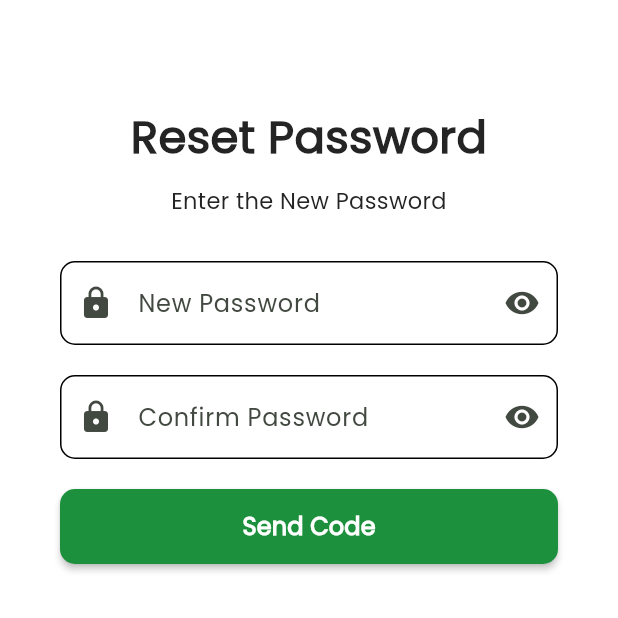
After one commit to Nishan-Pradhan06/e-commerce-app-flutter, a Flutter app: the PasswordReset screen opened directly, on a phone screen of 412 x 824 dp, the top half of it. The commit adds this screen. Run offline on Flutter 3.47's test engine with Material 3 defaults, Android fonts, the phone set to English and light mode, and no system bars; our stand-ins replace cloud_firestore, firebase_auth, firebase_core, fluttertoast, get; missing offline and left inert: flutter_overboard; accounts and stored records are empty.

Commit message:
password-reset-ui

```diff
--- a/lib/controller/reset_pass_controller.dart
+++ b/lib/controller/reset_pass_controller.dart
@@ -1,18 +1,35 @@
 import 'package:flutter/material.dart';
 import 'package:get/get.dart';
+import '../views/pages/auth/password_reset/otp_page.dart';
+import '../views/pages/auth/password_reset/reset_password.dart';
 
-import '../views/pages/auth/otp_page.dart';
-
-class Select_email extends GetxController {
+class ResetPassword extends GetxController {
   final TextEditingController email_reset_controller = TextEditingController();
-  final GlobalKey<FormState> reset_global_key = GlobalKey<FormState>();
+  final TextEditingController resetController = TextEditingController();
+  final TextEditingController confirmResetController = TextEditingController();
+  final GlobalKey<FormState> VerifyEmail = GlobalKey<FormState>();
+  final GlobalKey<FormState> ResetPasswordGlobalKey = GlobalKey<FormState>();
 
   bool isSending = false;
+  bool isHidden = true;
+  bool isConfirmHidden = true;
 
   @override
   void onClose() {
     email_reset_controller.dispose();
+    resetController.dispose();
+    confirmResetController.dispose();
     super.onClose();
+  }
+
+  void tooglePasswordVisibility() {
+    isHidden = !isHidden;
+    update();
+  }
+
+  void confirmtoggleVisibility() {
+    isConfirmHidden = !isConfirmHidden;
+    update();
   }
 
   String? validateEmail(String? value) {
@@ -21,10 +38,53 @@ class Select_email extends GetxController {
     return null;
   }
 
+  String? validatePassword(String? value) {
+    if (value == null || value.isEmpty) {
+      return 'Please enter your Password';
+    }
+
+    // Check if password length is at least 8 characters
+    if (value.length < 8) {
+      return 'Password must be at least 8 characters long';
+    }
+
+    // Check if password contains at least one uppercase letter
+    if (!value.contains(RegExp(r'[A-Z]'))) {
+      return 'Password must contain at least one uppercase letter';
+    }
+
+    // Check if password contains at least one lowercase letter
+    if (!value.contains(RegExp(r'[a-z]'))) {
+      return 'Password must contain at least one lowercase letter';
+    }
+
+    // Check if password contains at least one digit
+    if (!value.contains(RegExp(r'[0-9]'))) {
+      return 'Password must contain at least one digit';
+    }
+
+    // Check if password contains at least one special character
+    if (!value.contains(RegExp(r'[!@#$%^&*(),.?":{}|<>]'))) {
+      return 'Password must contain at least one special character';
+    }
+    if (value != resetController.text) {
+      return "Password do'nt Match";
+    }
+    return null;
+  }
+
   void onSentEmail() {
-    if (reset_global_key.currentState?.validate() == false) return;
+    if (VerifyEmail.currentState?.validate() == false) return;
     isSending = true;
     update();
     Get.to(() => OTP_page());
   }
+
+  void onPassRest() {
+    Get.back();
+  }
+
+  void onOTPReceived() {
+    Get.to(() => PasswordReset());
+  }
 }
--- /dev/null
+++ b/lib/views/pages/auth/password_reset/reset_password.dart
@@ -0,0 +1,140 @@
+// ignore_for_file: avoid_print, must_be_immutable
+
+import 'package:flutter/material.dart';
+import 'package:get/get.dart';
+import '../../../../constant/const.dart';
+import '../../../../controller/reset_pass_controller.dart';
+import '../../../components/button_widget.dart';
+import '../../../components/text_formfield_widget.dart';
+import '../../../components/text_widget.dart';
+
+class PasswordReset extends StatelessWidget {
+  PasswordReset({super.key});
+  final ResetPassword _resetPassword = Get.put(ResetPassword());
+  @override
+  Widget build(BuildContext context) {
+    return SafeArea(
+      child: Scaffold(
+        backgroundColor: BACKGOUND_COLOR,
+        body: Padding(
+          padding:
+              const EdgeInsets.only(top: 40, bottom: 5, left: 40, right: 40),
+          child: Form(
+            autovalidateMode: AutovalidateMode.disabled,
+            key: _resetPassword.ResetPasswordGlobalKey,
+            child: ListView(
+              scrollDirection: Axis.vertical,
+              physics: const ScrollPhysics(parent: BouncingScrollPhysics()),
+              shrinkWrap: true,
+              children: [
+                Column(
+                  crossAxisAlignment: CrossAxisAlignment.start,
+                  children: [
+                    const SizedBox(
+                      height: 30,
+                    ),
+                    Center(
+                      child: const GetTextWidget(
+                        text: 'Reset Password',
+                        textAlign: TextAlign.center,
+                        fontSize: 30,
+                        fontWeight: FontWeight.bold,
+                        color: SECONDARY_COLOR,
+                      ),
+                    ),
+                    const SizedBox(
+                      height: 10,
+                    ),
+                    Center(
+                      child: const GetTextWidget(
+                        text: 'Enter the New Password',
+                        textAlign: TextAlign.center,
+                        fontSize: 15,
+                        fontWeight: FontWeight.w500,
+                        color: SECONDARY_COLOR,
+                      ),
+                    ),
+                    const SizedBox(
+                      height: 30,
+                    ),
+                    // const Text(
+                    //   '',
+                    //   style: TextStyle(fontWeight: FontWeight.bold),
+                    // ),
+                    GetBuilder<ResetPassword>(
+                      init: ResetPassword(),
+                      builder: (ResetPassword controller) {
+                        return TextFormFieldWidgets(
+                          validator: (value) {
+                            return controller.validatePassword(value);
+                          },
+                          controller: controller.resetController,
+                          hintText: "New Password",
+                          isObsecuredText: controller.isHidden,
+                          prefixIcon: const Icon(
+                            Icons.lock,
+                          ),
+                          suffixIcon: IconButton(
+                            highlightColor: const Color(0x00ffffff),
+                            icon: controller.isHidden == true
+                                ? const Icon(Icons.visibility)
+                                : const Icon(Icons.visibility_off),
+                            onPressed: () {
+                              controller.tooglePasswordVisibility();
+                            },
+                          ),
+                        );
+                      },
+                    ),
+                    SizedBox(
+                      height: 20,
+                    ),
+                    GetBuilder<ResetPassword>(
+                        init: ResetPassword(),
+                        builder: (ResetPassword controller) {
+                          return TextFormFieldWidgets(
+                            validator: (value) {
+                              return controller.validatePassword(value);
+                            },
+                            controller: controller.confirmResetController,
+                            hintText: "Confirm Password",
+                            isObsecuredText: controller.isHidden,
+                            prefixIcon: const Icon(
+                              Icons.lock,
+                            ),
+                            suffixIcon: IconButton(
+                              highlightColor: const Color(0x00ffffff),
+                              icon: controller.isHidden == true
+                                  ? const Icon(Icons.visibility)
+                                  : const Icon(Icons.visibility_off),
+                              onPressed: () {
+                                controller.confirmtoggleVisibility();
+                              },
+                            ),
+                          );
+                        }),
+                    const SizedBox(
+                      height: 20,
+                    ),
+                    GetBuilder<ResetPassword>(
+                        init: _resetPassword,
+                        builder: (controller) {
+                          return ButtonWidget(
+                            onPressed: controller.onPassRest,
+                            text: 'Send Code',
+                          );
+                        }),
+
+                    const SizedBox(
+                      height: 20,
+                    ),
+                  ],
+                ),
+              ],
+            ),
+          ),
+        ),
+      ),
+    );
+  }
+}
```
Also changed, not shown: lib/views/pages/auth/forget_password.dart (deleted, +0 -141 lines), lib/views/pages/auth/password_reset/otp_page.dart (renamed from lib/views/pages/auth/otp_page.dart, +13 -5 lines), lib/views/pages/auth/password_reset/verify_email.dart (added, +135 -0 lines), lib/views/pages/auth/signin.dart (+3 -7 lines), lib/views/pages/screens/home.dart (deleted, +0 -18 lines), lib/routes/routes.dart (added).
